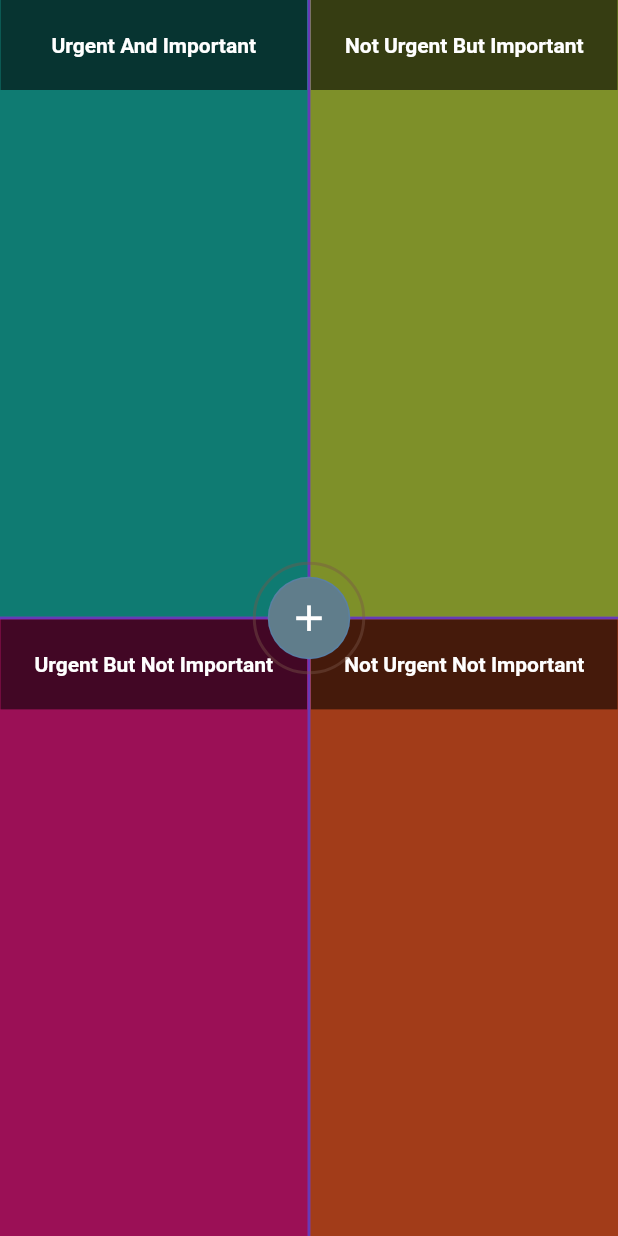
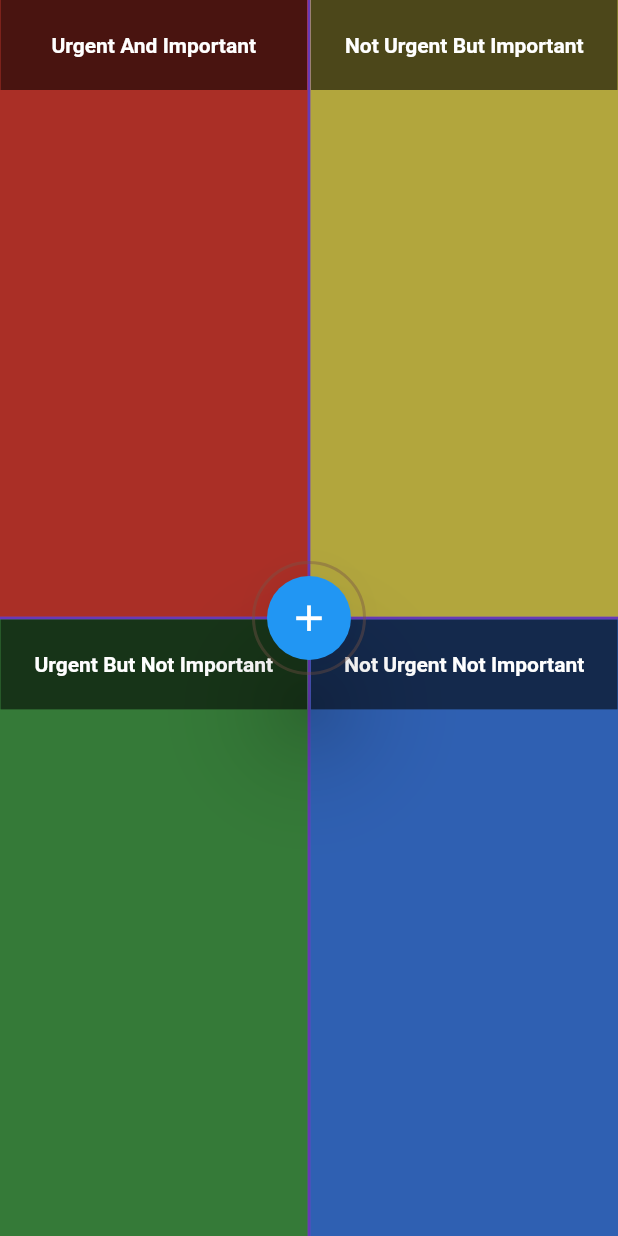
Before and after one commit to sonigeez/priority_based_task, a Flutter app: the screen it shows after launch, on a phone screen of 412 x 824 dp. Run offline on Flutter 3.47's test engine with Material 2 defaults, Android fonts, the phone set to English and light mode, and no system bars; our stand-ins replace flutter_slidable, isar; accounts and stored records are empty; generated files the repository leaves out were written again.

Commit message:
Improving Ui

```diff
--- a/lib/main.dart
+++ b/lib/main.dart
@@ -31,33 +31,22 @@ class HomePage extends StatelessWidget {
       floatingActionButtonLocation:
           FloatingActionButtonLocation.miniCenterDocked,
       floatingActionButton: Center(
-        child: InkWell(
-          onTap: () {
+        child: Container(
+          decoration: BoxDecoration(
+            border: Border.all(width: 2, color: Colors.brown.withOpacity(0.42)),
+            shape: BoxShape.circle,
+          ),
+          child: Padding(
+            padding: const EdgeInsets.all(8.0),
+            child: FloatingActionButton(
+              heroTag: "button",
+              elevation: 30,
+              onPressed: () {
                 Navigator.push(
                   context,
                   MaterialPageRoute(builder: (context) => const AddTodo()),
                 );
               },
-          child: Hero(
-            tag: "button",
-            child: Material(
-              type: MaterialType.transparency,
-              child: Container(
-                decoration: BoxDecoration(
-                  border: Border.all(
-                      width: 2, color: Colors.brown.withOpacity(0.42)),
-                  shape: BoxShape.circle,
-                ),
-                child: Padding(
-                  padding: const EdgeInsets.all(8.0),
-                  child: Container(
-                    padding: const EdgeInsets.all(12),
-                    decoration: BoxDecoration(
-                      border:
-                          Border.all(color: Colors.blueAccent.withOpacity(0.2)),
-                      color: Colors.blueGrey,
-                      shape: BoxShape.circle,
-                    ),
               child: const Icon(
                 Icons.add,
                 color: Colors.white,
@@ -67,23 +56,20 @@ class HomePage extends StatelessWidget {
           ),
         ),
       ),
-          ),
-        ),
-      ),
       body: Column(
         children: [
           Expanded(
             child: Row(
-              children: const [
-                CustomCard(
-                  color: Color(0xff16B0A4),
+              children: [
+                const CustomCard(
+                  color: Colors.red,
                   label: "Urgent And Important",
                   margin: EdgeInsets.only(right: 1, bottom: 1),
                 ),
                 CustomCard(
-                  color: Color(0xffB5CE3B),
+                  color: Colors.yellow.shade400,
                   label: "Not Urgent But Important",
-                  margin: EdgeInsets.only(left: 1, bottom: 1),
+                  margin: const EdgeInsets.only(left: 1, bottom: 1),
                 ),
               ],
             ),
@@ -92,12 +78,12 @@ class HomePage extends StatelessWidget {
             child: Row(
               children: const [
                 CustomCard(
-                  color: Color(0xffDE177B),
+                  color: Colors.green,
                   label: "Urgent But Not Important",
                   margin: EdgeInsets.only(right: 1, top: 1),
                 ),
                 CustomCard(
-                  color: Color(0xffE85624),
+                  color: Colors.blueAccent,
                   label: "Not Urgent Not Important",
                   margin: EdgeInsets.only(left: 1, top: 1),
                 ),
```
Lines whose indentation alone changed are shown as unchanged.
